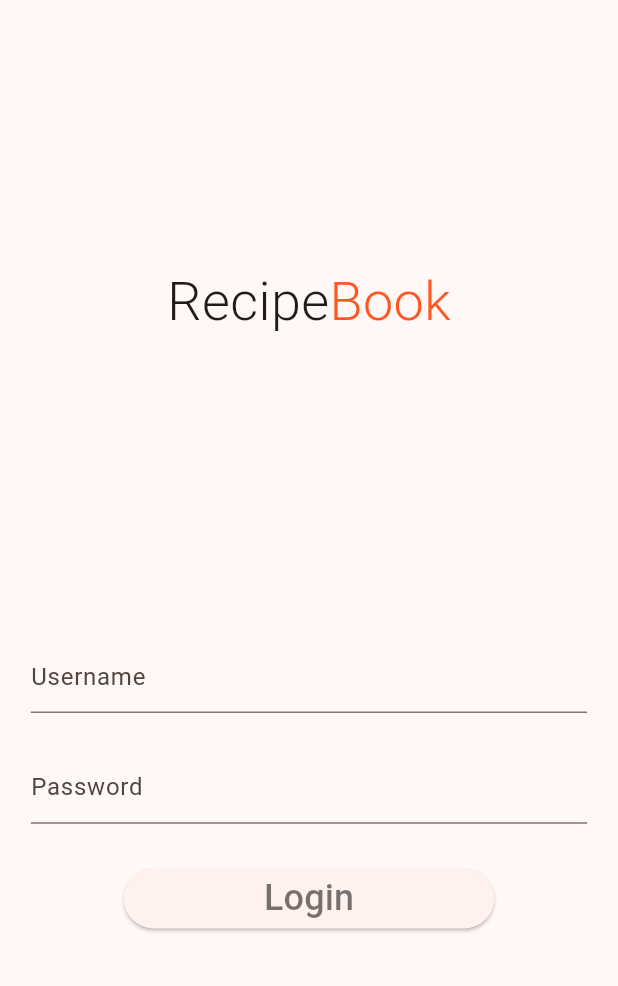
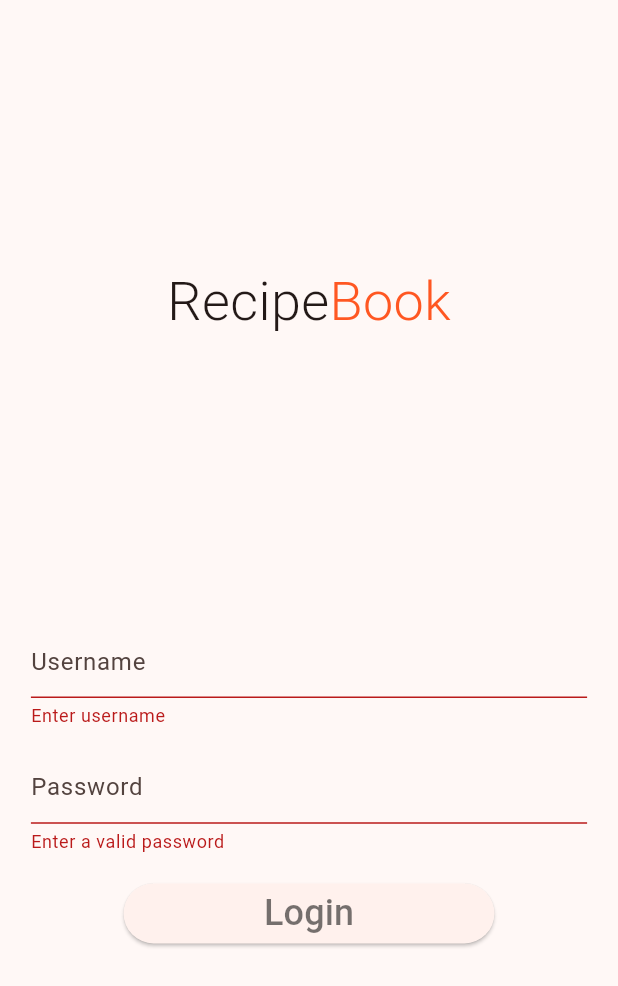
Before and after one commit to addiscodr/recipe-book, a Flutter app: the screen it shows after launch, after a tap on "Login", on a phone screen of 412 x 824 dp. Shown: the top 986 px of the screen. Run offline on Flutter 3.47's test engine with Material 3 defaults, Android fonts, the phone set to English and light mode, and no system bars.

Commit message:
Modify main.dart, login.dart

```diff
--- a/lib/main.dart
+++ b/lib/main.dart
@@ -28,3 +28,5 @@ class MyApp extends StatelessWidget {
     );
   }
 }
+
+// https://dummyjson.com/auth/login/
--- a/lib/pages/login_page.dart
+++ b/lib/pages/login_page.dart
@@ -8,6 +8,8 @@ class LoginPage extends StatefulWidget {
 }
 
 class _LoginPageState extends State<LoginPage> {
+  GlobalKey<FormState> _loginFormKey = GlobalKey();
+
   @override
   Widget build(BuildContext context) {
     return Scaffold(body: SafeArea(child: _buildUI(context)));
@@ -50,13 +52,29 @@ class _LoginPageState extends State<LoginPage> {
       width: MediaQuery.of(context).size.width * 0.9,
       height: MediaQuery.of(context).size.height * 0.3,
       child: Form(
+        key: _loginFormKey,
         child: Column(
           mainAxisSize: MainAxisSize.max,
           mainAxisAlignment: MainAxisAlignment.spaceEvenly,
           crossAxisAlignment: CrossAxisAlignment.center,
           children: [
-            TextFormField(decoration: InputDecoration(hintText: "Username")),
-            TextFormField(decoration: InputDecoration(hintText: "Password")),
+            TextFormField(
+              validator: (value) {
+                if (value == null || value.isEmpty) {
+                  return "Enter username";
+                }
+              },
+              decoration: InputDecoration(hintText: "Username"),
+            ),
+            TextFormField(
+              obscureText: true,
+              validator: (value) {
+                if (value == null || value.length < 5) {
+                  return "Enter a valid password";
+                }
+              },
+              decoration: InputDecoration(hintText: "Password"),
+            ),
             _loginButton(context),
           ],
         ),
@@ -68,7 +86,9 @@ class _LoginPageState extends State<LoginPage> {
     return SizedBox(
       width: MediaQuery.of(context).size.width * 0.6,
       child: ElevatedButton(
-        onPressed: () {},
+        onPressed: () {
+          if (_loginFormKey.currentState?.validate() ?? false) {}
+        },
         child: const Text(
           "Login",
           style: TextStyle(color: Colors.black54, fontSize: 24),
```
